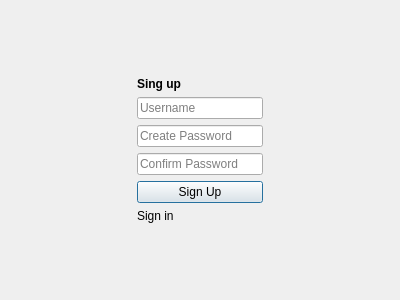
Before: the Qt Designer form training-diary/signup.ui in userDymon/training-diary, drawn with Qt 5.
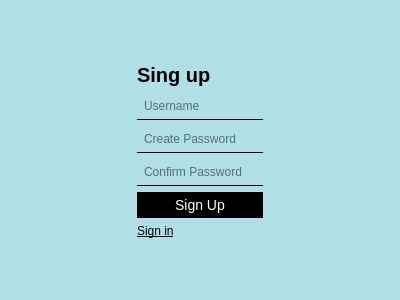
After: the same form once the commit is applied.

Diff of the .ui file:
```diff
--- a/training-diary/signup.ui
+++ b/training-diary/signup.ui
@@ -11,7 +11,58 @@
    </rect>
   </property>
   <property name="windowTitle">
-   <string>Dialog</string>
+   <string>Sign up</string>
+  </property>
+  <property name="styleSheet">
+   <string notr="true">QWidget {
+	border: none; 
+    background-color: PowderBlue;
+}
+
+QLabel#signUp {
+    font-weight: bold;
+    font-size: 20px;
+    color: #000000; /* чорний колір тексту */
+}
+
+QLineEdit {
+    background: transparent; /* робимо фон прозорим */
+    border: none; /* видаляємо всі рамки */
+    border-bottom: 1px solid #000000; /* тільки нижня лінія, чорна */
+    padding: 5px;
+    color: #000000; /* чорний колір тексту */
+}
+
+QCheckBox {
+    color: white; /* Text color */
+}
+
+QCheckBox::indicator {
+    background-color: #333; /* Dark background color for the checkbox */
+    border: 1px solid #666; /* Border color for the checkbox */
+}
+
+QCheckBox::indicator:checked {
+    background-color: #00BFFF; /* Color for the checkbox when checked */
+    border: 1px solid #00BFFF; /* Border color for the checkbox when checked */
+}
+
+
+QPushButton#submitPB {
+    background-color: #000000; /* чорний фон для кнопки */
+    color: #FFFFFF; /* білий колір тексту на кнопці */
+    padding: 5px 10px;
+    font-size: 14px;
+    border: none;
+}
+
+QLabel#signIn {
+    color: black; /* бірюзовий колір тексту */
+    font-size: 12px; /* розмір шрифту */
+    text-decoration: underline; /* підкреслення тексту */
+}
+
+</string>
   </property>
   <layout class="QHBoxLayout" name="horizontalLayout">
    <item>
@@ -46,6 +97,7 @@
       <widget class="QLabel" name="signUp">
        <property name="font">
         <font>
+         <pointsize>-1</pointsize>
          <bold>true</bold>
         </font>
        </property>
```
